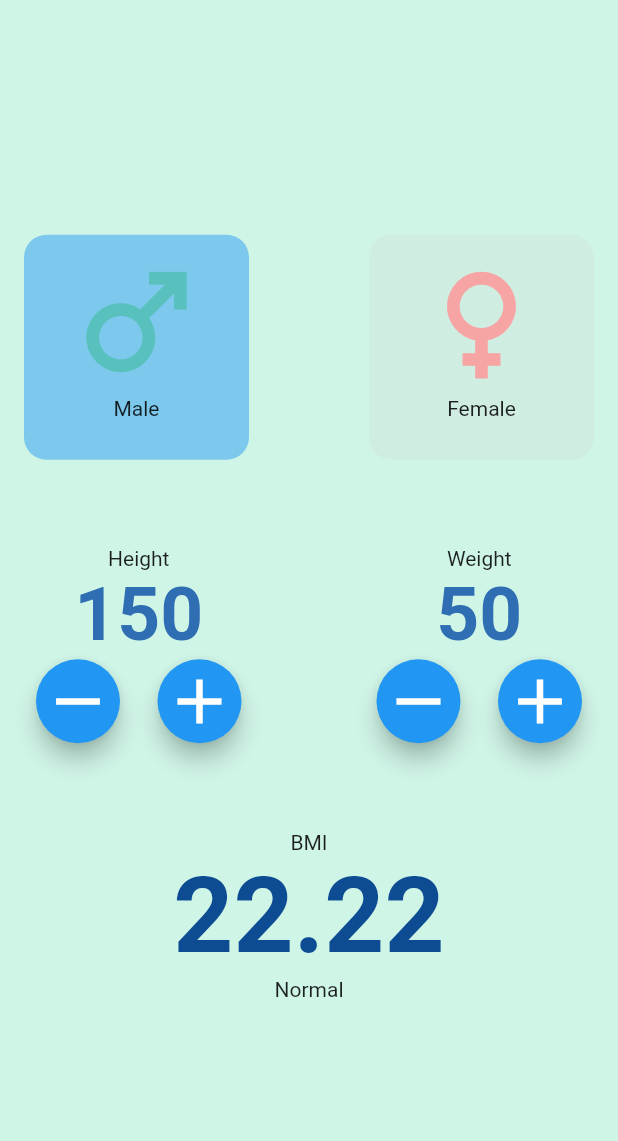
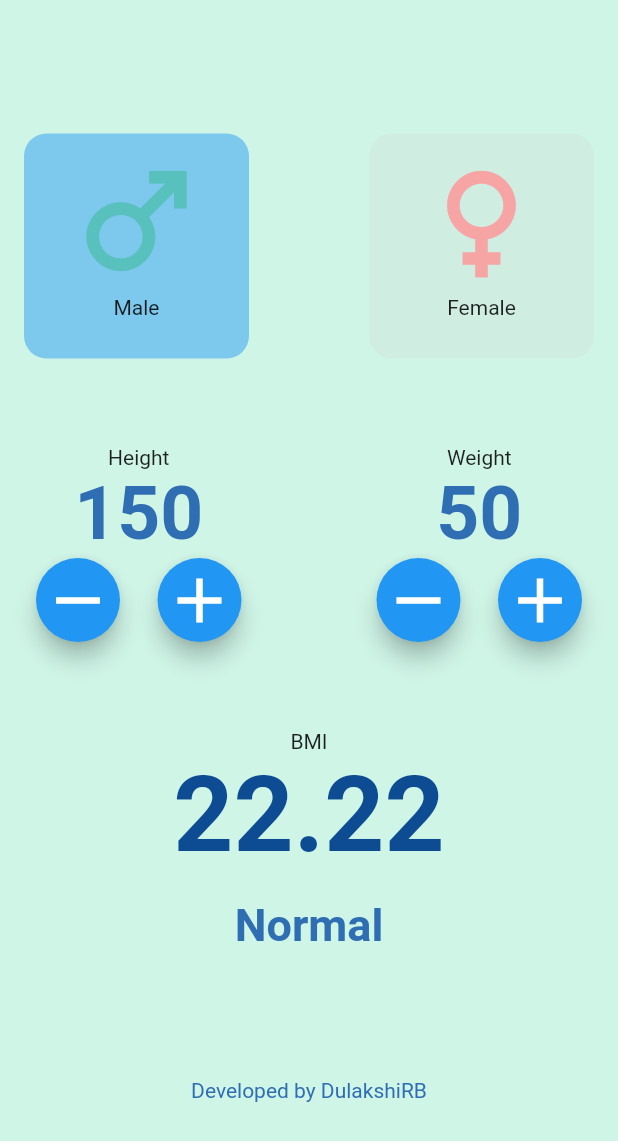
Before and after one commit to dulakshirb/bmi_calculator, a Flutter app: the screen it shows after launch, after a tap on "Male", on a phone screen of 412 x 824 dp. Shown: the top 1141 px of the screen. Run offline on Flutter 3.47's test engine with Material 2 defaults, Android fonts, the phone set to English and light mode, and no system bars.

Commit message:
Final touches

```diff
--- a/lib/constants.dart
+++ b/lib/constants.dart
@@ -7,3 +7,13 @@ const kInputLabelColor = TextStyle(
   fontSize: 50,
   fontWeight: FontWeight.bold,
 );
+const kResultText = TextStyle(
+  color: kTextColor,
+  fontSize: 30,
+  fontWeight: FontWeight.w600,
+);
+const kFooterText = TextStyle(
+  color: kTextColor,
+  fontSize: 14,
+  fontWeight: FontWeight.w400,
+);
--- a/lib/main_page.dart
+++ b/lib/main_page.dart
@@ -1,3 +1,5 @@
+import 'dart:ui';
+
 import 'package:bmi_calculator/constants.dart';
 import 'package:flutter/material.dart';
 
@@ -30,7 +32,6 @@ class _MainPageState extends State<MainPage> {
                 children: [
                   GestureDetector(
                     onTap: () {
-                      print("Male");
                       setState(() {
                         gender = 'M';
                       });
@@ -60,7 +61,6 @@ class _MainPageState extends State<MainPage> {
                   const Spacer(),
                   GestureDetector(
                     onTap: () {
-                      print("Female");
                       setState(() {
                         gender = 'F';
                       });
@@ -191,7 +191,24 @@ class _MainPageState extends State<MainPage> {
                     style: kInputLabelColor.copyWith(
                         color: kOutputTextColor, fontSize: 70),
                   ),
-                  Text(getResult(bmi))
+                  Padding(
+                    padding: const EdgeInsets.symmetric(vertical: 15),
+                    child: Text(
+                      getResult(bmi),
+                      style: kResultText,
+                    ),
+                  )
+                ],
+              ),
+              const SizedBox(
+                height: 70,
+              ),
+              Column(
+                children: const [
+                  Text(
+                    "Developed by DulakshiRB",
+                    style: kFooterText,
+                  ),
                 ],
               ),
             ],
```
